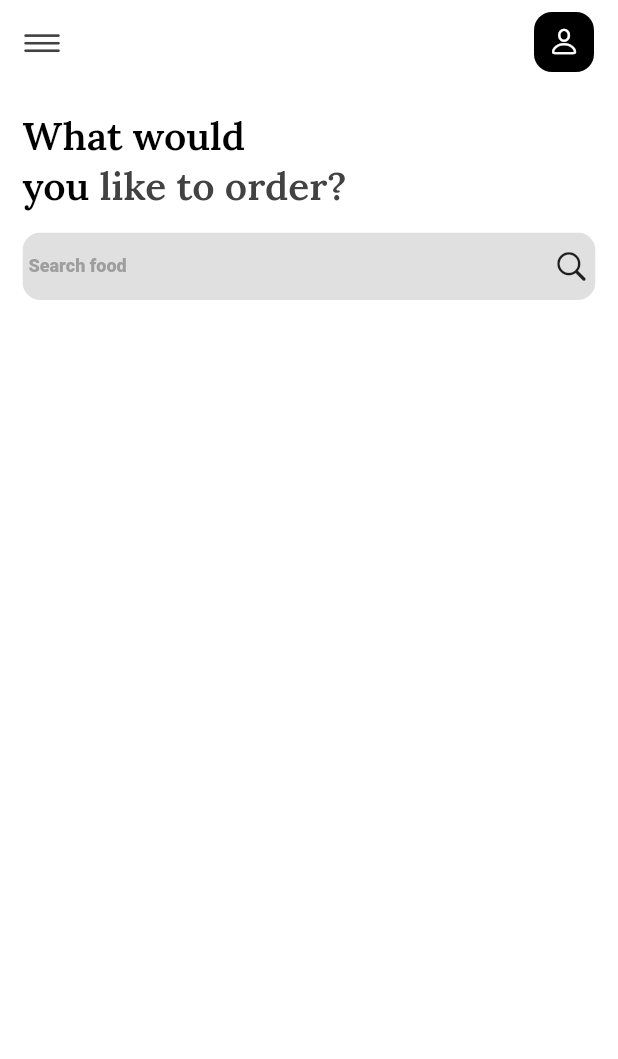
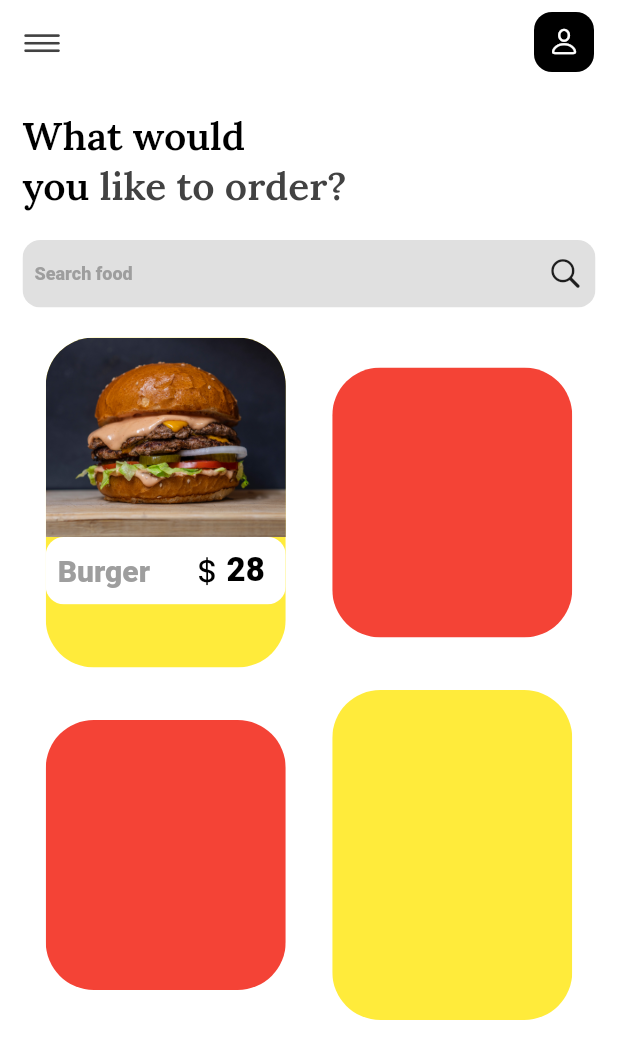
Before and after one commit to radG1t/food_delivery, a Flutter app: the OrderPage screen opened directly, on a phone screen of 412 x 824 dp. Shown: the top 1059 px of the screen. Run offline on Flutter 3.47's test engine with Material 2 defaults, Android fonts, the phone set to English and light mode, and no system bars; our stand-ins replace google_fonts; Roboto replaces fonts that are missing (GoogleFonts.lora()).

Commit message:
working on order page -cards

```diff
--- a/lib/order.dart
+++ b/lib/order.dart
@@ -57,6 +57,7 @@ class _OrderPageState extends State<OrderPage> {
           mainAxisAlignment: MainAxisAlignment.start,
           crossAxisAlignment: CrossAxisAlignment.start,
           children: [
+            // text
             Text('What would',
                 style: GoogleFonts.lora(
                   color: Colors.black,
@@ -84,15 +85,16 @@ class _OrderPageState extends State<OrderPage> {
               ],
             ),
             const SizedBox(
-              height: 15,
+              height: 20,
             ),
+            //searchBox
             ClipRRect(
               borderRadius: BorderRadius.circular(12),
               child: Container(
                 height: 45,
                 color: Colors.grey.shade300,
                 child: Padding(
-                  padding: const EdgeInsets.fromLTRB(4, 0, 4, 0),
+                  padding: const EdgeInsets.fromLTRB(8, 0, 8, 0),
                   child: Row(
                     mainAxisAlignment: MainAxisAlignment.spaceBetween,
                     children: [
@@ -105,9 +107,98 @@ class _OrderPageState extends State<OrderPage> {
                 ),
               ),
             ),
+            const SizedBox(
+              height: 20,
+            ),
+            //cards
+            Row(
+              mainAxisAlignment: MainAxisAlignment.spaceAround,
+              children: [
+                ClipRRect(
+                  borderRadius: BorderRadius.circular(32),
+                  child: Container(
+                    height: 220,
+                    width: 160,
+                    color: Colors.yellow,
+                    child: Column(
+                      children: [
+                        Image.asset(
+                          'assets/burger.jpg',
+                          //   fit: BoxFit.,
+                        ),
+                        ClipRRect(
+                          borderRadius: BorderRadius.circular(12),
+                          child: Container(
+                            height: 45,
+                            color: Colors.white,
+                            child: Padding(
+                              padding: const EdgeInsets.fromLTRB(8, 0, 8, 0),
+                              child: Row(
+                                mainAxisAlignment: MainAxisAlignment.start,
+                                children: [
+                                  Text('Burger',
+                                      style: textTheme.headline1!.copyWith(
+                                          fontSize: 20, color: Colors.grey)),
+                                  const SizedBox(
+                                    width: 25,
+                                  ),
+                                  const Icon(
+                                    CupertinoIcons.money_dollar,
+                                    size: 26,
+                                    color: Colors.black,
+                                  ),
+                                  Text('28',
+                                      style: textTheme.headline1!.copyWith(
+                                          fontSize: 22, color: Colors.black)),
+                                ],
+                              ),
+                            ),
+                          ),
+                        ),
+                      ],
+                    ),
+                  ),
+                ),
+                ClipRRect(
+                  borderRadius: BorderRadius.circular(32),
+                  child: Container(
+                    height: 180,
+                    width: 160,
+                    color: Colors.red,
+                  ),
+                ),
+              ],
+            ),
+            const SizedBox(
+              height: 15,
+            ),
+            Row(
+              mainAxisAlignment: MainAxisAlignment.spaceAround,
+              children: [
+                ClipRRect(
+                  borderRadius: BorderRadius.circular(32),
+                  child: Container(
+                    height: 180,
+                    width: 160,
+                    color: Colors.red,
+                  ),
+                ),
+                ClipRRect(
+                  borderRadius: BorderRadius.circular(32),
+                  child: Container(
+                    height: 220,
+                    width: 160,
+                    color: Colors.yellow,
+                  ),
+                ),
+              ],
+            ),
           ],
         ),
       ),
+      // bottomNavigationBar: BottomNavigationBar(
+      //   items: [],
+      // ),
     );
   }
 }
```
